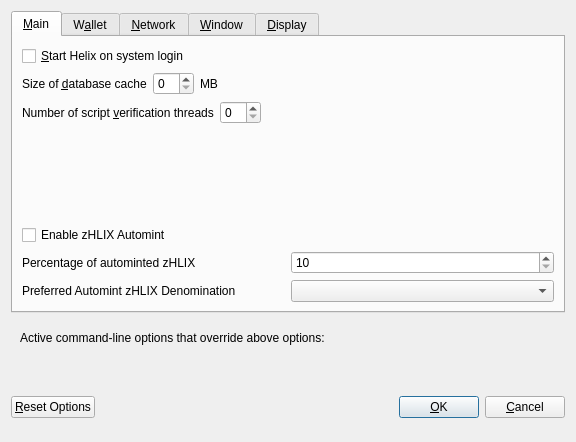
Above: src/qt/forms/optionsdialog.ui from noodlespan/helix before the change. Below: the same form after it.
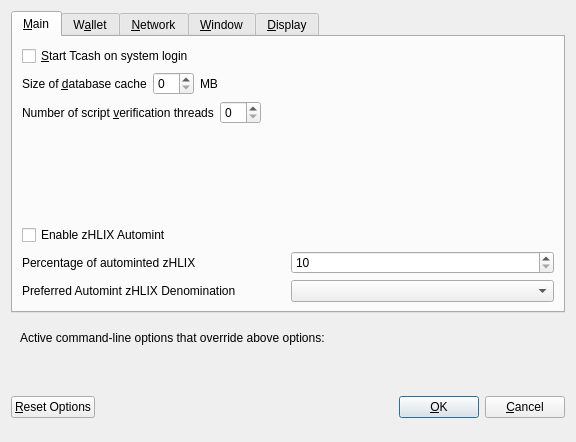
That is the form after the change. Custom widgets are drawn as their Qt base class.

Patch:
```diff
--- a/src/qt/forms/optionsdialog.ui
+++ b/src/qt/forms/optionsdialog.ui
@@ -33,7 +33,7 @@
           <string>Automatically start Helix after logging in to the system.</string>
          </property>
          <property name="text">
-          <string>&amp;Start Helix on system login</string>
+          <string>&amp;Start Tcash on system login</string>
          </property>
         </widget>
        </item>
```
Left out of the diff: 12 changed lines with no effect on the pictures.
